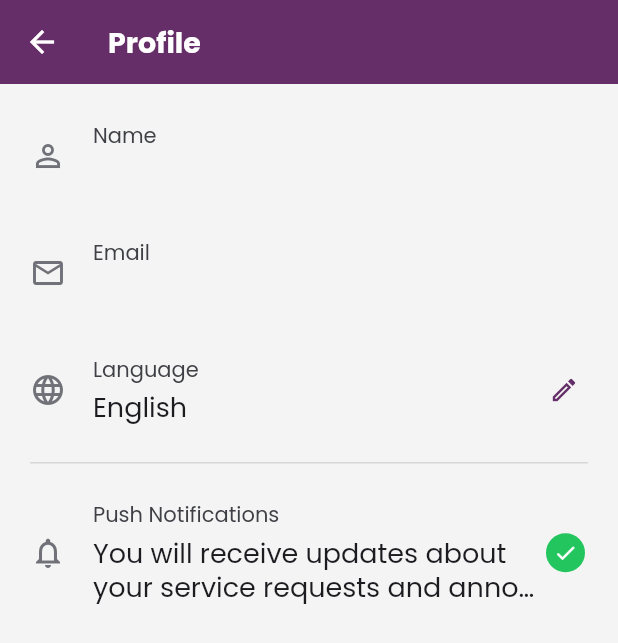
After one commit to Santhosh-Flutter-Developer/Iungo, a Flutter app: the ProfilePage screen opened by its route, on a phone screen of 412 x 824 dp. The commit adds this screen. Shown: the top 643 px of the screen. Run offline on Flutter 3.47's test engine with Material 3 defaults, Android fonts, the phone set to English and light mode, and no system bars; our stand-ins replace dio, equatable, file_picker, geocoding, geolocator, get and 2 more.

Commit message:
feat: profile page added

```diff
--- a/lib/core/constants/app_colors.dart
+++ b/lib/core/constants/app_colors.dart
@@ -59,4 +59,10 @@ class AppColors {
   /// Detail View — faint grey used for field labels like "Description",
   /// "Assigned Technician", "Other Information".
   static const Color labelGrey = Color(0xFFB3B3B3);
+
+  /// Profile screen — neutral icon color for Name/Email/Language/Bell.
+  static const Color profileIconGrey = Color(0xFF717179);
+
+  /// Profile screen — "Push Notifications" enabled toggle fill.
+  static const Color toggleOnGreen = Color(0xFF23C55E);
 }
--- a/lib/core/routes/app_pages.dart
+++ b/lib/core/routes/app_pages.dart
@@ -5,6 +5,8 @@ import 'package:iungo/features/dashboard/presentation/bindings/dashboard_binding
 import 'package:iungo/features/dashboard/presentation/pages/dashboard_page.dart';
 import 'package:iungo/features/onboarding/presentation/bindings/onboarding_binding.dart';
 import 'package:iungo/features/onboarding/presentation/pages/onboarding_page.dart';
+import 'package:iungo/features/profile/presentation/bindings/profile_binding.dart';
+import 'package:iungo/features/profile/presentation/pages/profile_page.dart';
 import 'package:iungo/features/service_request/presentation/bindings/service_request_list_binding.dart';
 import 'package:iungo/features/service_request/presentation/pages/service_request_list_page.dart';
 import 'package:iungo/features/splash/presentation/bindings/splash_binding.dart';
@@ -48,5 +50,11 @@ class AppPages {
       binding: ServiceRequestListBinding(),
       transition: Transition.rightToLeft,
     ),
+    GetPage(
+      name: AppRoutes.profile,
+      page: () => const ProfilePage(),
+      binding: ProfileBinding(),
+      transition: Transition.rightToLeft,
+    ),
   ];
 }
--- a/lib/core/routes/app_routes.dart
+++ b/lib/core/routes/app_routes.dart
@@ -7,4 +7,5 @@ abstract class AppRoutes {
   static const privacyPolicy = '/privacy-policy';
   static const dashboard = '/dashboard';
   static const serviceRequestList = '/service-requests';
+  static const profile = '/profile';
 }
--- a/lib/core/translations/app_translations.dart
+++ b/lib/core/translations/app_translations.dart
@@ -108,6 +108,19 @@ class AppTranslations extends Translations {
           'search': 'Search',
           'all_fields': 'All Fields',
           'try_different_keywords': 'Try different keywords',
+
+          // Profile screen
+          'name': 'Name',
+          'email': 'Email',
+          'language': 'Language',
+          'select_your_preferred_language': 'Select your preferred language',
+          'push_notifications': 'Push Notifications',
+          'push_notifications_description':
+              'You will receive updates about your service requests and announcements.',
+          'language_arabic_native': 'عربي',
+          'language_arabic_full': 'Arabic',
+          'language_english_native': 'English',
+          'language_english_full': 'English',
 
           // Statuses
           'status_acknowledged': 'Acknowledged',
@@ -245,6 +258,19 @@ class AppTranslations extends Translations {
           'all_fields': 'جميع الحقول',
           'try_different_keywords': 'حاول استخدام كلمات مختلفة',
 
+          // Profile screen
+          'name': 'الاسم',
+          'email': 'البريد الإلكتروني',
+          'language': 'اللغة',
+          'select_your_preferred_language': 'اختر لغتك المفضلة',
+          'push_notifications': 'الإشعارات الفورية',
+          'push_notifications_description':
+              'ستتلقى تحديثات حول طلبات الخدمة والإعلانات.',
+          'language_arabic_native': 'عربي',
+          'language_arabic_full': 'العربية',
+          'language_english_native': 'الإنجليزية',
+          'language_english_full': 'الإنجليزية',
+
           // Statuses
           'status_acknowledged': 'تم الإقرار',
           'status_awaiting_approval': 'بانتظار الموافقة',
--- a/lib/core/widgets/app_drawer.dart
+++ b/lib/core/widgets/app_drawer.dart
@@ -59,7 +59,7 @@ class AppDrawer extends StatelessWidget {
     DrawerMenuItem.myServiceRequests,
     // DrawerMenuItem.myWorkOrders,
     // DrawerMenuItem.feedback,
-    // DrawerMenuItem.profile,
+    DrawerMenuItem.profile,
     // DrawerMenuItem.about,
   ];
 
@@ -71,6 +71,8 @@ class AppDrawer extends StatelessWidget {
       Get.offAllNamed(AppRoutes.dashboard);
     } else if (item == DrawerMenuItem.myServiceRequests) {
       Get.offAllNamed(AppRoutes.serviceRequestList);
+    } else if (item == DrawerMenuItem.profile) {
+      Get.toNamed(AppRoutes.profile);
     } else {}
   }
 
--- /dev/null
+++ b/lib/features/profile/presentation/bindings/profile_binding.dart
@@ -0,0 +1,10 @@
+import 'package:get/get.dart';
+import 'package:iungo/core/services/session_service.dart';
+import 'package:iungo/features/profile/presentation/controllers/profile_controller.dart';
+
+class ProfileBinding extends Bindings {
+  @override
+  void dependencies() {
+    Get.put(ProfileController(Get.find<SessionService>()));
+  }
+}
--- /dev/null
+++ b/lib/features/profile/presentation/controllers/profile_controller.dart
@@ -0,0 +1,38 @@
+import 'package:flutter/material.dart';
+import 'package:get/get.dart';
+import 'package:iungo/core/services/session_service.dart';
+
+/// Drives the "Profile" screen reached from the drawer. Exposes the
+/// session's name/email, the current language's native display name, and
+/// the (in-memory only) push-notifications toggle.
+class ProfileController extends GetxController {
+  ProfileController(this._session);
+
+  final SessionService _session;
+
+  String? get userName => _session.userName.value;
+  String? get userEmail => _session.userEmail.value;
+
+  final RxBool pushNotificationsEnabled = true.obs;
+
+  /// Native-script display name for the language currently applied to
+  /// the whole app (e.g. "English" or "عربي") — shown as the read-only
+  /// value under the "Language" row.
+  String get currentLanguageLabel {
+    final isArabic = Get.locale?.languageCode == 'ar';
+    return (isArabic ? 'language_arabic_native' : 'language_english_native')
+        .tr;
+  }
+
+  bool get isArabicSelected => Get.locale?.languageCode == 'ar';
+
+  void togglePushNotifications() {
+    pushNotificationsEnabled.value = !pushNotificationsEnabled.value;
+  }
+
+  /// Applies a newly chosen locale app-wide (mirrors the whole UI —
+  /// same mechanism used from onboarding's language toggle).
+  void applyLocale(Locale locale) {
+    Get.updateLocale(locale);
+  }
+}
--- /dev/null
+++ b/lib/features/profile/presentation/pages/profile_page.dart
@@ -0,0 +1,186 @@
+import 'package:flutter/material.dart';
+import 'package:get/get.dart';
+import 'package:iungo/core/constants/app_colors.dart';
+import 'package:iungo/features/profile/presentation/controllers/profile_controller.dart';
+import 'package:iungo/features/profile/presentation/widgets/language_bottom_sheet.dart';
+
+/// "Profile" screen reached from the drawer. Purple app bar, then four
+/// rows on a light-grey background: Name, Email, Language (with a pencil
+/// that opens the language bottom sheet), and — below a divider — Push
+/// Notifications with a green toggle circle.
+class ProfilePage extends GetView<ProfileController> {
+  const ProfilePage({super.key});
+
+  Future<void> _openLanguageSheet(BuildContext context) async {
+    final result = await showLanguageBottomSheet(
+      context,
+      currentLocale: Get.locale ?? const Locale('en', 'US'),
+    );
+    if (result != null) {
+      controller.applyLocale(result);
+    }
+  }
+
+  @override
+  Widget build(BuildContext context) {
+    return Scaffold(
+      backgroundColor: AppColors.background,
+      appBar: AppBar(
+        backgroundColor: AppColors.primary,
+        elevation: 0,
+        leading: IconButton(
+          icon: const Icon(Icons.arrow_back, color: AppColors.white),
+          onPressed: () => Get.back(),
+        ),
+        title: Text(
+          'profile'.tr,
+          style: const TextStyle(
+            color: AppColors.white,
+            fontSize: 19,
+            fontWeight: FontWeight.w700,
+          ),
+        ),
+      ),
+      body: SafeArea(
+        child: SingleChildScrollView(
+          padding: const EdgeInsets.fromLTRB(20, 24, 20, 24),
+          child: Column(
+            crossAxisAlignment: CrossAxisAlignment.start,
+            children: [
+              _ProfileRow(
+                icon: Icons.person_outline,
+                label: 'name'.tr,
+                value: controller.userName ?? '',
+              ),
+              const SizedBox(height: 30),
+              _ProfileRow(
+                icon: Icons.email_outlined,
+                label: 'email'.tr,
+                value: controller.userEmail ?? '',
+              ),
+              const SizedBox(height: 30),
+            _ProfileRow(
+                  icon: Icons.language,
+                  label: 'language'.tr,
+                  value: controller.currentLanguageLabel,
+                  trailing: InkWell(
+                    onTap: () => _openLanguageSheet(context),
+                    customBorder: const CircleBorder(),
+                    child: const Padding(
+                      padding: EdgeInsets.all(6),
+                      child: Icon(
+                        Icons.edit_outlined,
+                        size: 20,
+                        color: AppColors.primary,
+                      ),
+                    ),
+                  ),
+                ),
+
+              const SizedBox(height: 24),
+              const Divider(color: AppColors.divider, height: 1, thickness: 1),
+              const SizedBox(height: 24),
+              Obx(
+                () => _ProfileRow(
+                  icon: Icons.notifications_none,
+                  label: 'push_notifications'.tr,
+                  value: 'push_notifications_description'.tr,
+                  valueMaxLines: 2,
+                  trailing: InkWell(
+                    onTap: controller.togglePushNotifications,
+                    customBorder: const CircleBorder(),
+                    child: Padding(
+                      padding: const EdgeInsets.all(2),
+                      child: _NotificationToggle(
+                        enabled: controller.pushNotificationsEnabled.value,
+                      ),
+                    ),
+                  ),
+                ),
+              ),
+            ],
+          ),
+        ),
+      ),
+    );
+  }
+}
+
+class _ProfileRow extends StatelessWidget {
+  const _ProfileRow({
+    required this.icon,
+    required this.label,
+    required this.value,
+    this.trailing,
+    this.valueMaxLines = 1,
+  });
+
+  final IconData icon;
+  final String label;
+  final String value;
+  final Widget? trailing;
+  final int valueMaxLines;
+
+  @override
+  Widget build(BuildContext context) {
+    return Row(
+      crossAxisAlignment: CrossAxisAlignment.center,
+      children: [
+        Icon(icon, size: 24, color: AppColors.profileIconGrey),
+        const SizedBox(width: 18),
+        Expanded(
+          child: Column(
+            crossAxisAlignment: CrossAxisAlignment.start,
+            children: [
+              Text(
+                label,
+                style: const TextStyle(
+                  fontSize: 14,
+                  color: AppColors.inputIcon,
+                ),
+              ),
+              const SizedBox(height: 4),
+              Text(
+                value,
+                maxLines: valueMaxLines,
+                overflow: TextOverflow.ellipsis,
+                style: const TextStyle(
+                  fontSize: 18,
+                  fontWeight: FontWeight.w400,
+                  color: AppColors.textDark,
+                  height: 1.3,
+                ),
+              ),
+            ],
+          ),
+        ),
+        ?trailing,
+      ],
+    );
+  }
+}
+
+class _NotificationToggle extends StatelessWidget {
+  const _NotificationToggle({required this.enabled});
+
+  final bool enabled;
+
+  @override
+  Widget build(BuildContext context) {
+    if (enabled) {
+      return const CircleAvatar(
+        radius: 13,
+        backgroundColor: AppColors.toggleOnGreen,
+        child: Icon(Icons.check, size: 16, color: AppColors.white),
+      );
+    }
+    return Container(
+      width: 26,
+      height: 26,
+      decoration: BoxDecoration(
+        shape: BoxShape.circle,
+        border: Border.all(color: AppColors.divider, width: 1.6),
+      ),
+    );
+  }
+}
--- a/lib/features/service_request/presentation/controllers/service_request_detail_controller.dart
+++ b/lib/features/service_request/presentation/controllers/service_request_detail_controller.dart
@@ -1,5 +1,3 @@
-import 'dart:typed_data';
-
 import 'package:file_picker/file_picker.dart';
 import 'package:flutter/foundation.dart';
 import 'package:get/get.dart';
```
Also changed, not shown: lib/features/profile/presentation/widgets/language_bottom_sheet.dart (added, +244 -0 lines).
